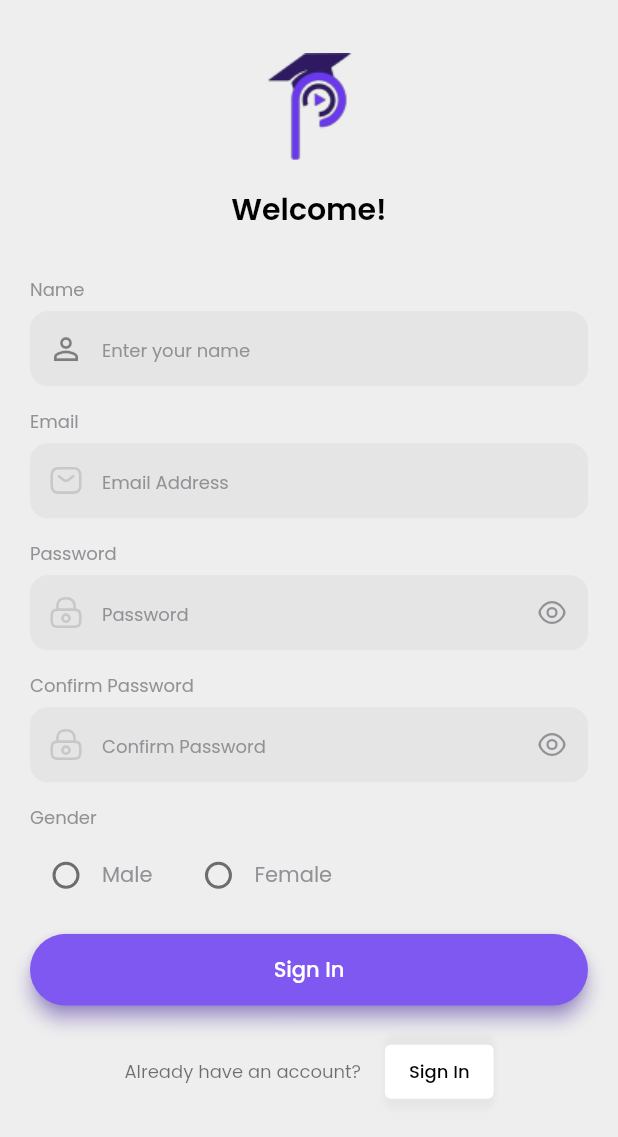
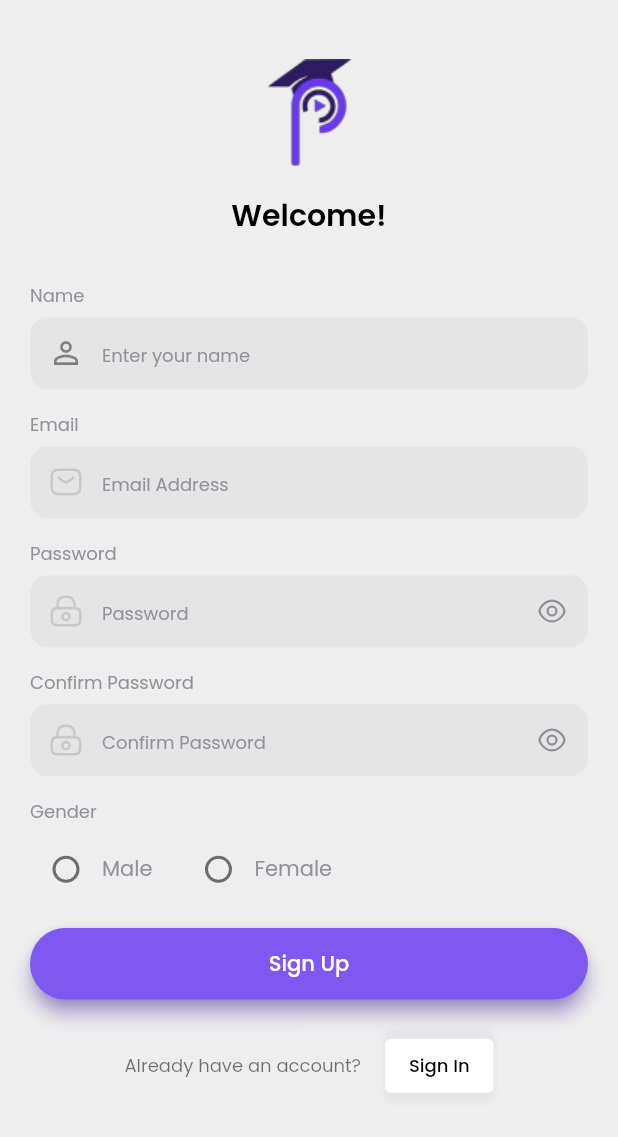
Before and after one commit to Root-IEEE/Flutter, a Flutter app: the RegisterScreen screen opened directly, on a phone screen of 412 x 824 dp. Shown: the top 1137 px of the screen. Run offline on Flutter 3.47's test engine with Material 2 defaults, Android fonts, the phone set to English and light mode, and no system bars; our stand-ins replace bloc, conditional_builder_null_safety, dio, flutter_bloc, flutter_otp_text_field, flutter_svg and 5 more; missing offline and left inert: vimeo_video_player_custom; accounts and stored records are empty; network calls fail.

Commit message:
Edit Register Screen and fix text form field

```diff
--- a/lib/layout/app_cubit/app_cubit.dart
+++ b/lib/layout/app_cubit/app_cubit.dart
@@ -18,7 +18,7 @@ class AppCubit extends Cubit<AppStates> {
   int currentIndex = 0;
   List<Widget> bottomScreens = [
     const HomeScreen(),
-    const VideoListScreen(),
+    Container(),
     const QuizzesListScreen(),
     const ChatScreen(),
     const UserScreen(),
--- a/lib/modules/auth/register/register_screen.dart
+++ b/lib/modules/auth/register/register_screen.dart
@@ -272,7 +272,7 @@ class _RegisterScreenState extends State<RegisterScreen> {
                                   );
                                 }
                               },
-                              text: 'Sign In',
+                              text: 'Sign Up',
                             ),
                             const SizedBox(height: 20),
                             Row(
--- a/lib/shared/components/custom_widgets/custom_text_form_field.dart
+++ b/lib/shared/components/custom_widgets/custom_text_form_field.dart
@@ -34,13 +34,15 @@ class DefaultTextField extends StatelessWidget {
   @override
   Widget build(BuildContext context) {
     return SizedBox(
-      height: 50,
+      // height: 50,
       child: TextFormField(
         cursorColor: cursorColor,
         obscureText: isPassword,
         controller: controller,
         keyboardType: keyboardType,
         decoration: InputDecoration(
+          contentPadding:
+          const EdgeInsets.symmetric(vertical: 10.0, horizontal: 10.0),
           border: OutlineInputBorder(
             borderRadius: BorderRadius.circular(12),
             borderSide: BorderSide.none,
```
